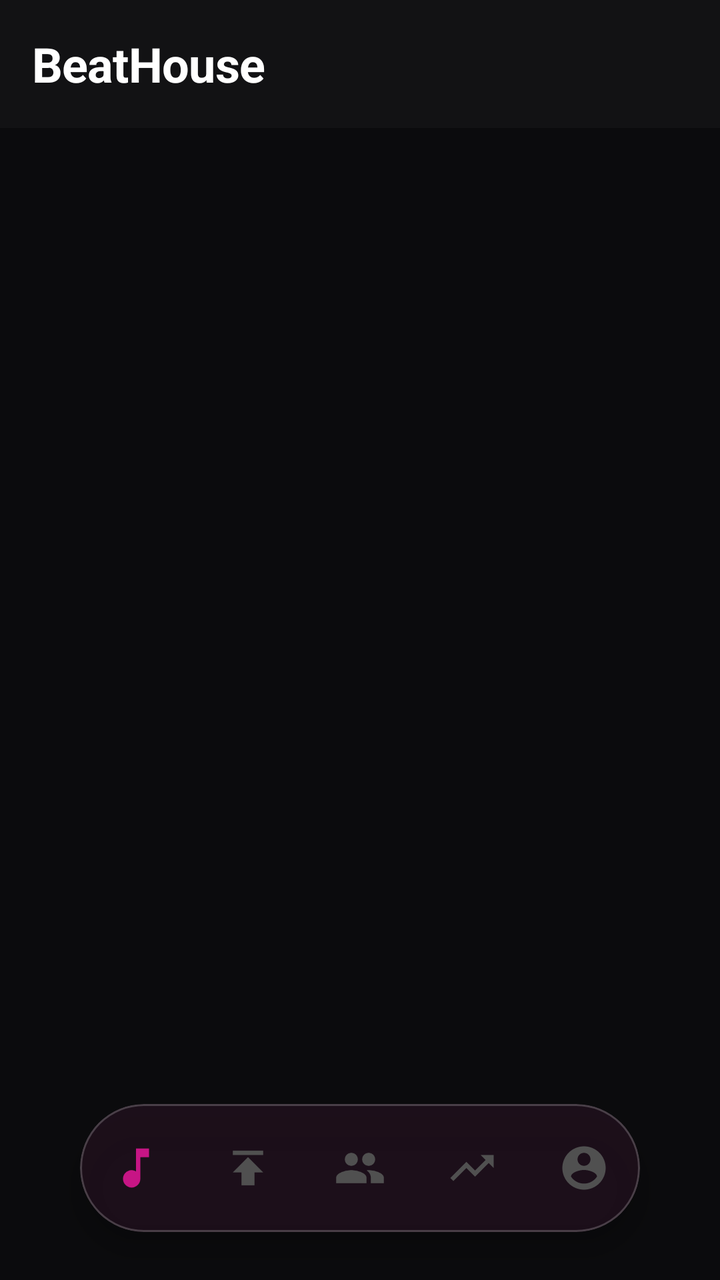
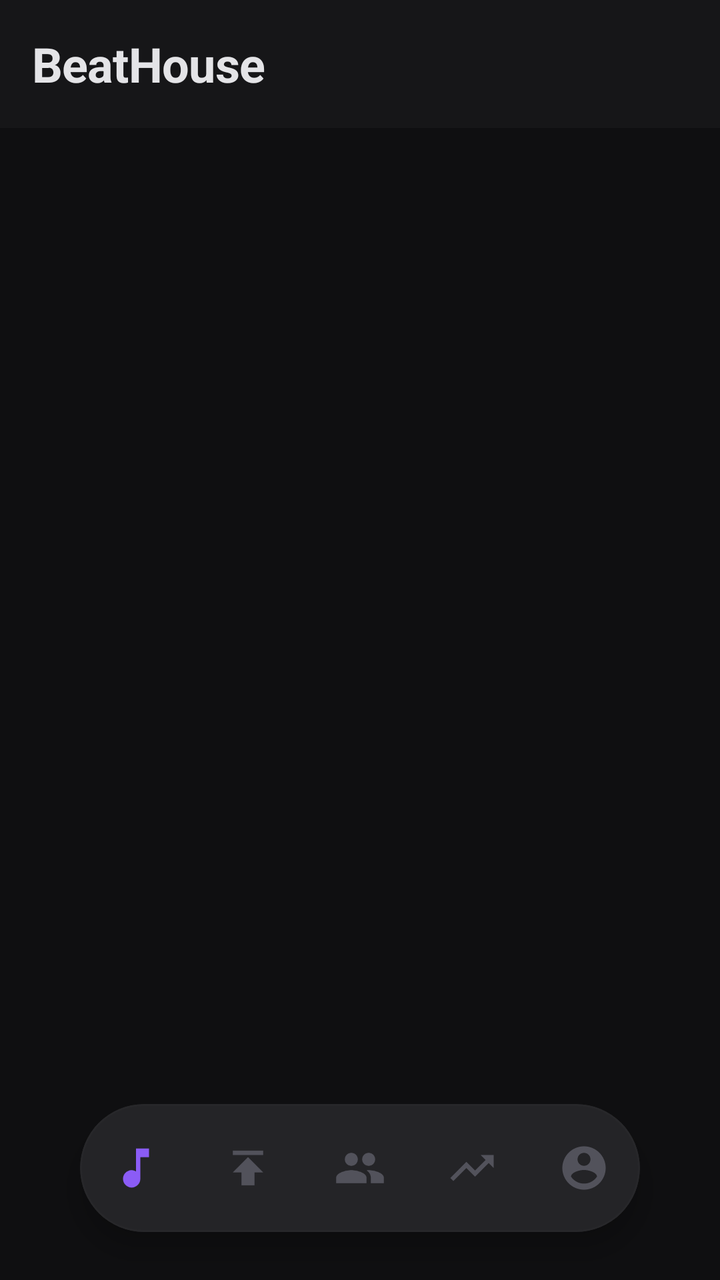

The first picture is an Android layout as it rendered before a commit; the second is the same layout after the commit. The layout source and the unified diff follow.
<!-- AndroidManifest.xml: activity theme Theme.BeatHouse.Dark -->
<!-- res/layout/activity_main.xml -->
<?xml version="1.0" encoding="utf-8"?>
<androidx.coordinatorlayout.widget.CoordinatorLayout xmlns:android="http://schemas.android.com/apk/res/android"
    xmlns:app="http://schemas.android.com/apk/res-auto"
    android:layout_width="match_parent"
    android:layout_height="match_parent"
    android:background="@color/background"
    android:fitsSystemWindows="true">

    <com.google.android.material.appbar.AppBarLayout
        android:layout_width="match_parent"
        android:layout_height="wrap_content"
        android:background="@color/surface"
        app:elevation="0dp">
        <com.google.android.material.appbar.MaterialToolbar
            android:id="@+id/toolbar"
            android:layout_width="match_parent"
            android:layout_height="?attr/actionBarSize"
            android:background="@color/surface"
            app:title="BeatHouse"
            app:titleCentered="false"
            app:titleTextColor="@color/on_surface"
            app:titleTextAppearance="@style/TextAppearance.BeatHouse.Title" />
    </com.google.android.material.appbar.AppBarLayout>

    
    <FrameLayout
        android:id="@+id/fragment_container"
        android:layout_width="match_parent"
        android:layout_height="match_parent"
        app:layout_behavior="@string/appbar_scrolling_view_behavior" />

    
    <com.google.android.material.card.MaterialCardView
        android:id="@+id/miniPlayerCard"
        android:layout_width="match_parent"
        android:layout_height="72dp"
        android:layout_gravity="bottom"
        android:layout_marginBottom="88dp"
        android:layout_marginStart="12dp"
        android:layout_marginEnd="12dp"
        android:visibility="gone"
        style="@style/Widget.BeatHouse.Card"
        app:cardElevation="12dp"
        app:cardBackgroundColor="@color/glass_background"
        app:strokeColor="@color/glass_outline"
        app:strokeWidth="1dp">

        <include layout="@layout/layout_mini_player" />

    </com.google.android.material.card.MaterialCardView>

    
    <com.google.android.material.card.MaterialCardView
        android:layout_width="wrap_content"
        android:layout_height="wrap_content"
        android:layout_gravity="bottom|center_horizontal"
        android:layout_marginBottom="24dp"
        app:cardCornerRadius="40dp"
        app:cardElevation="8dp"
        app:strokeWidth="1dp"
        app:strokeColor="@color/glass_outline"
        app:cardBackgroundColor="@color/glass_background_heavy">

        <com.google.android.material.bottomnavigation.BottomNavigationView
            android:id="@+id/bottomNavigation"
            android:layout_width="280dp"
            android:layout_height="64dp"
            app:elevation="0dp"
            app:menu="@menu/bottom_navigation_seller"
            app:labelVisibilityMode="unlabeled"
            app:itemIconSize="26dp"
            app:itemIconTint="@color/bottom_nav_icon_tint"
            app:itemRippleColor="@android:color/transparent"
            app:itemBackground="@android:color/transparent"
            android:background="@android:color/transparent" />

    </com.google.android.material.card.MaterialCardView>

</androidx.coordinatorlayout.widget.CoordinatorLayout>
<!-- res/layout/layout_mini_player.xml (included above) -->
<?xml version="1.0" encoding="utf-8"?>
<LinearLayout xmlns:android="http://schemas.android.com/apk/res/android"
    xmlns:app="http://schemas.android.com/apk/res-auto"
    android:id="@+id/miniPlayerContent"
    android:layout_width="match_parent"
    android:layout_height="match_parent"
    android:orientation="horizontal"
    android:gravity="center_vertical"
    android:paddingHorizontal="16dp"
    android:paddingVertical="8dp"
    android:clickable="true"
    android:focusable="true">

    <com.google.android.material.card.MaterialCardView
        android:layout_width="48dp"
        android:layout_height="48dp"
        app:cardCornerRadius="10dp"
        app:cardElevation="0dp"
        app:strokeWidth="0dp">
        <ImageView
            android:id="@+id/ivMiniCover"
            android:layout_width="match_parent"
            android:layout_height="match_parent"
            android:scaleType="centerCrop"
            android:src="@drawable/ic_music_note"
            android:background="@color/surface_variant" />
    </com.google.android.material.card.MaterialCardView>

    <LinearLayout
        android:layout_width="0dp"
        android:layout_height="wrap_content"
        android:layout_weight="1"
        android:orientation="vertical"
        android:layout_marginStart="16dp">

        <TextView
            android:id="@+id/tvMiniTitle"
            android:layout_width="wrap_content"
            android:layout_height="wrap_content"
            android:text="Beat Title"
            android:textColor="@color/on_surface"
            android:textSize="15sp"
            android:textStyle="bold"
            android:maxLines="1"
            android:ellipsize="end"
            android:letterSpacing="-0.01" />

        <TextView
            android:id="@+id/tvMiniProducer"
            android:layout_width="wrap_content"
            android:layout_height="wrap_content"
            android:text="Producer"
            android:textColor="@color/on_surface_variant"
            android:textSize="13sp"
            android:maxLines="1"
            android:ellipsize="end" />

    </LinearLayout>

    <LinearLayout
        android:layout_width="wrap_content"
        android:layout_height="wrap_content"
        android:orientation="horizontal"
        android:gravity="center"
        android:layout_marginStart="8dp">

        <ImageButton
            android:id="@+id/btnMiniPrevious"
            android:layout_width="40dp"
            android:layout_height="40dp"
            android:src="@drawable/ic_skip_previous"
            android:background="?attr/selectableItemBackgroundBorderless"
            android:contentDescription="Previous"
            app:tint="@color/on_surface" />

        <ImageButton
            android:id="@+id/btnMiniPlay"
            android:layout_width="48dp"
            android:layout_height="48dp"
            android:src="@drawable/ic_play_arrow"
            android:background="?attr/selectableItemBackgroundBorderless"
            android:contentDescription="Play"
            app:tint="@color/on_surface" />

        <ImageButton
            android:id="@+id/btnMiniNext"
            android:layout_width="40dp"
            android:layout_height="40dp"
            android:src="@drawable/ic_skip_next"
            android:background="?attr/selectableItemBackgroundBorderless"
            android:contentDescription="Next"
            app:tint="@color/on_surface" />

    </LinearLayout>

</LinearLayout>
<!-- resources referenced by this layout -->
<resources>
  <color name="background">#0B0B0D</color>
  <color name="glass_background">#1AFFFFFF</color>
  <color name="glass_background_heavy">#CC121214</color>
  <color name="glass_outline">#33FFFFFF</color>
  <color name="on_surface">#FFFFFF</color>
  <color name="on_surface_variant">#B0B0B0</color>
  <color name="surface">#121214</color>
  <color name="surface_variant">#1A1A1C</color>
  <!-- drawable ic_music_note (drawable) -->
  <vector xmlns:android="http://schemas.android.com/apk/res/android"
      android:width="24dp"
      android:height="24dp"
      android:viewportWidth="24"
      android:viewportHeight="24"
      android:tint="?attr/colorOnSurface">
      <path
          android:fillColor="@android:color/white"
          android:pathData="M12,3v10.55c-0.59,-0.34 -1.27,-0.55 -2,-0.55 -2.21,0 -4,1.79 -4,4s1.79,4 4,4 4,-1.79 4,-4V7h4V3h-6z"/>
  </vector>
  <!-- drawable ic_play_arrow (drawable) -->
  <?xml version="1.0" encoding="utf-8"?>
  <vector xmlns:android="http://schemas.android.com/apk/res/android"
      android:width="24dp"
      android:height="24dp"
      android:viewportWidth="24"
      android:viewportHeight="24"
      android:tint="?attr/colorOnSurface">
      <path
          android:fillColor="@android:color/white"
          android:pathData="M8,5v14l11,-7z"/>
  </vector>
  <!-- drawable ic_skip_next (drawable) -->
  <?xml version="1.0" encoding="utf-8"?>
  <vector xmlns:android="http://schemas.android.com/apk/res/android"
      android:width="24dp"
      android:height="24dp"
      android:viewportWidth="24"
      android:viewportHeight="24">
      <path
          android:fillColor="#FFFFFF"
          android:pathData="M6,18l8.5,-6L6,6v12zM16,6v12h2V6h-2z"/>
  </vector>
  <!-- drawable ic_skip_previous (drawable) -->
  <?xml version="1.0" encoding="utf-8"?>
  <vector xmlns:android="http://schemas.android.com/apk/res/android"
      android:width="24dp"
      android:height="24dp"
      android:viewportWidth="24"
      android:viewportHeight="24">
      <path
          android:fillColor="#FFFFFF"
          android:pathData="M6,6h2v12H6V6zM9.5,12l8.5,6V6l-8.5,6z"/>
  </vector>
  <style name="TextAppearance.BeatHouse.Title" parent="TextAppearance.Material3.HeadlineSmall">
          <item name="android:textColor">@color/on_surface</item>
          <item name="android:textStyle">bold</item>
          <item name="android:letterSpacing">-0.01</item>
      </style>
  <style name="Widget.BeatHouse.Card" parent="Widget.Material3.CardView.Elevated">
          <item name="cardCornerRadius">28dp</item>
          <item name="cardElevation">0dp</item>
          <item name="strokeColor">@color/outline</item>
          <item name="strokeWidth">1dp</item>
          <item name="cardBackgroundColor">@color/surface_container</item>
      </style>
  <style name="Theme.BeatHouse.Dark" parent="Theme.BeatHouse">
          <item name="colorSurface">@color/surface</item>
          <item name="android:windowBackground">@color/background</item>
      </style>
  <color name="outline">#1C1C1E</color>
  <color name="surface_container">#1C1C1E</color>
  <color name="primary">#C71585</color>
  <color name="primary_container">#2D1525</color>
  <color name="on_primary">#FFFFFF</color>
  <color name="secondary">#8E8E93</color>
  <color name="secondary_container_active">#2D1525</color>
  <color name="on_secondary">#FFFFFF</color>
  <color name="error">#FF453A</color>
  <color name="error_container">#330000</color>
  <style name="Widget.BeatHouse.AppBarLayout" parent="Widget.Material3.AppBarLayout">
          <item name="android:background">@color/surface</item>
          <item name="backgroundTint">@color/surface</item>
      </style>
  <!-- unchanged entries left out for length: 5 -->
</resources>

<!-- the commit's change to res/layout/activity_main.xml (unified diff, before → after) -->
@@ -41,8 +41,8 @@
         android:visibility="gone"
         style="@style/Widget.BeatHouse.Card"
         app:cardElevation="12dp"
-        app:cardBackgroundColor="@color/glass_background"
-        app:strokeColor="@color/glass_outline"
+        app:cardBackgroundColor="@color/surface_variant"
+        app:strokeColor="@color/outline"
         app:strokeWidth="1dp">
 
         <include layout="@layout/layout_mini_player" />
@@ -58,8 +58,8 @@
         app:cardCornerRadius="40dp"
         app:cardElevation="8dp"
         app:strokeWidth="1dp"
-        app:strokeColor="@color/glass_outline"
-        app:cardBackgroundColor="@color/glass_background_heavy">
+        app:strokeColor="@color/outline"
+        app:cardBackgroundColor="@color/surface_container_high">
 
         <com.google.android.material.bottomnavigation.BottomNavigationView
             android:id="@+id/bottomNavigation"
<!-- resource entries referenced after the edit -->
@@ -1,13 +1,11 @@
 <!-- resources referenced by this layout -->
 <resources>
-  <color name="background">#0B0B0D</color>
-  <color name="glass_background">#1AFFFFFF</color>
-  <color name="glass_background_heavy">#CC121214</color>
-  <color name="glass_outline">#33FFFFFF</color>
-  <color name="on_surface">#FFFFFF</color>
-  <color name="on_surface_variant">#B0B0B0</color>
-  <color name="surface">#121214</color>
-  <color name="surface_variant">#1A1A1C</color>
+  <color name="background">#0F0F11</color>
+  <color name="on_surface">#E4E4E7</color>
+  <color name="on_surface_variant">#A1A1AA</color>
+  <color name="surface">#161618</color>
+  <color name="surface_container_high">#242427</color>
+  <color name="surface_variant">#1C1C1F</color>
   <!-- drawable ic_music_note (drawable) -->
   <vector xmlns:android="http://schemas.android.com/apk/res/android"
       android:width="24dp"
@@ -63,22 +61,22 @@
           <item name="cardElevation">0dp</item>
           <item name="strokeColor">@color/outline</item>
           <item name="strokeWidth">1dp</item>
-          <item name="cardBackgroundColor">@color/surface_container</item>
+          <item name="cardBackgroundColor">@color/surface</item>
       </style>
   <style name="Theme.BeatHouse.Dark" parent="Theme.BeatHouse">
           <item name="colorSurface">@color/surface</item>
           <item name="android:windowBackground">@color/background</item>
       </style>
-  <color name="outline">#1C1C1E</color>
-  <color name="surface_container">#1C1C1E</color>
-  <color name="primary">#C71585</color>
-  <color name="primary_container">#2D1525</color>
+  <color name="outline">#27272A</color>
+  <color name="surface_container">#1A1A1C</color>
+  <color name="primary">#8B5CF6</color>
+  <color name="primary_container">#2E224F</color>
   <color name="on_primary">#FFFFFF</color>
-  <color name="secondary">#8E8E93</color>
-  <color name="secondary_container_active">#2D1525</color>
+  <color name="secondary">#71717A</color>
+  <color name="secondary_container_active">#2E224F</color>
   <color name="on_secondary">#FFFFFF</color>
-  <color name="error">#FF453A</color>
-  <color name="error_container">#330000</color>
+  <color name="error">#EF4444</color>
+  <color name="error_container">#450A0A</color>
   <style name="Widget.BeatHouse.AppBarLayout" parent="Widget.Material3.AppBarLayout">
           <item name="android:background">@color/surface</item>
           <item name="backgroundTint">@color/surface</item>
